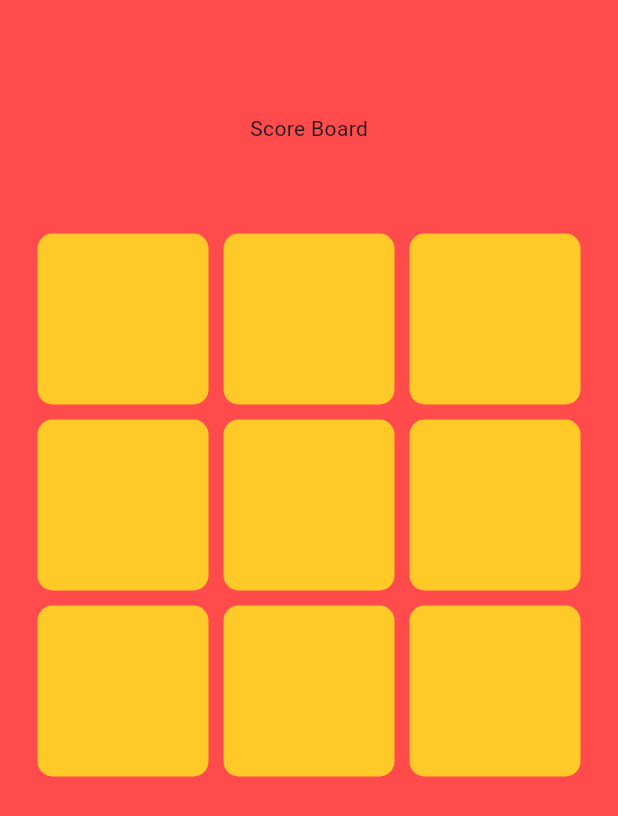
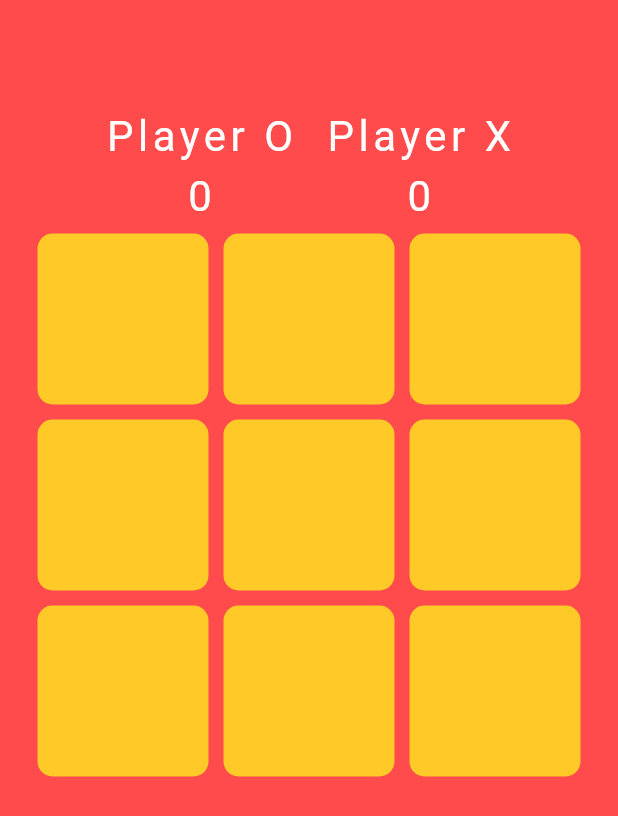
Before and after one commit to codeby-vikrant/Task-4-TicTacToe-Game, a Flutter app: the screen it shows after launch, on a phone screen of 412 x 824 dp. Shown: the top 816 px of the screen. Run offline on Flutter 3.47's test engine with Material 3 defaults, Android fonts, the phone set to English and light mode, and no system bars; our stand-ins replace google_fonts; Roboto replaces fonts that are missing (Coiny).

Commit message:
made the score board

```diff
--- a/lib/screens/game.dart
+++ b/lib/screens/game.dart
@@ -13,6 +13,9 @@ class _GameScreenState extends State<GameScreen> {
   bool oTurn = true;
   List<String> displayXO = ['', '', '', '', '', '', '', '', ''];
   String resultDeclaration = '';
+  int oScore = 0;
+  int xScore = 0;
+  int filledBoxes = 0;
 
   static var customFontWhite = GoogleFonts.coiny(
       textStyle:
@@ -25,9 +28,45 @@ class _GameScreenState extends State<GameScreen> {
           padding: const EdgeInsets.all(20.0),
           child: Column(
             children: [
-              const Expanded(
+              Expanded(
                 flex: 1,
-                child: Center(child: Text("Score Board")),
+                child: Center(
+                    child: Container(
+                  child: Row(
+                    mainAxisAlignment: MainAxisAlignment.center,
+                    children: [
+                      Column(
+                        mainAxisAlignment: MainAxisAlignment.end,
+                        children: [
+                          Text(
+                            "Player O",
+                            style: customFontWhite,
+                          ),
+                          Text(
+                            oScore.toString(),
+                            style: customFontWhite,
+                          )
+                        ],
+                      ),
+                      const SizedBox(
+                        width: 20.0,
+                      ),
+                      Column(
+                        mainAxisAlignment: MainAxisAlignment.end,
+                        children: [
+                          Text(
+                            "Player X",
+                            style: customFontWhite,
+                          ),
+                          Text(
+                            xScore.toString(),
+                            style: customFontWhite,
+                          )
+                        ],
+                      ),
+                    ],
+                  ),
+                )),
               ),
               Expanded(
                   flex: 3,
@@ -62,7 +101,10 @@ class _GameScreenState extends State<GameScreen> {
                       })),
               Expanded(
                 flex: 2,
-                child: Text(resultDeclaration, style: customFontWhite,),
+                child: Text(
+                  resultDeclaration,
+                  style: customFontWhite,
+                ),
               )
             ],
           ),
```
